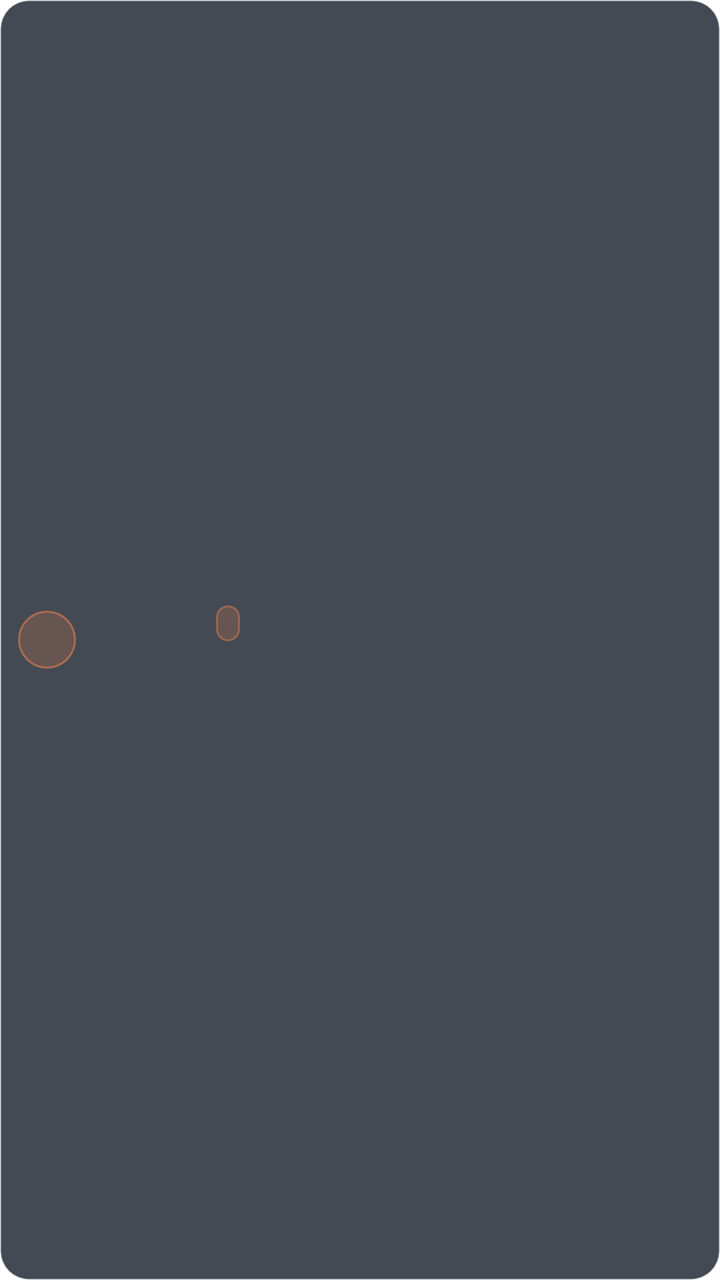
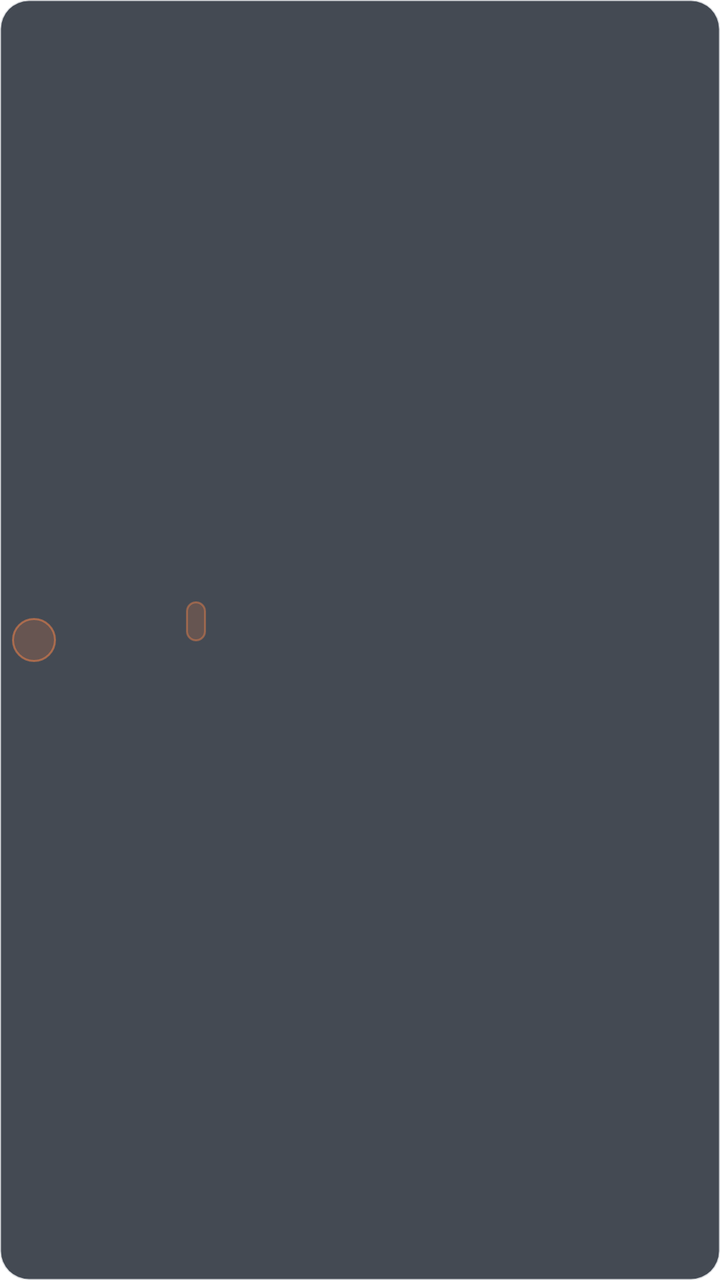

The first picture is an Android layout as it rendered before a commit; the second is the same layout after the commit. The layout source and the unified diff follow.
<!-- AndroidManifest.xml: application theme Theme.maple_guild_tracker -->
<!-- res/layout/widget_favorite_ranking_row.xml -->
<?xml version="1.0" encoding="utf-8"?>
<LinearLayout xmlns:android="http://schemas.android.com/apk/res/android"
    android:id="@+id/favorite_row"
    android:layout_width="match_parent"
    android:layout_height="64dp"
    android:background="@drawable/maple_widget_row_background"
    android:gravity="center_vertical"
    android:orientation="horizontal"
    android:paddingLeft="9dp"
    android:paddingTop="5dp"
    android:paddingRight="10dp"
    android:paddingBottom="5dp">
    <TextView android:id="@+id/favorite_rank" style="@style/MapleWidgetRankNumber" />
    <ImageView android:id="@+id/favorite_avatar" style="@style/MapleWidgetAvatar" />
    <LinearLayout android:layout_width="0dp" android:layout_height="wrap_content" android:layout_marginStart="7dp" android:layout_weight="1" android:orientation="vertical">
        <LinearLayout android:layout_width="match_parent" android:layout_height="wrap_content" android:gravity="center_vertical" android:orientation="horizontal">
            <TextView android:id="@+id/favorite_name" android:layout_width="wrap_content" android:layout_height="wrap_content" android:ellipsize="end" android:maxLines="1" android:textColor="#F4F6F9" android:textSize="13sp" android:textStyle="bold" />
            <TextView android:id="@+id/favorite_primary" android:layout_width="wrap_content" android:layout_height="18dp" android:layout_marginStart="6dp" android:background="@drawable/maple_widget_label_background" android:gravity="center" android:paddingLeft="6dp" android:paddingRight="6dp" android:textColor="#FFAA79" android:textSize="9sp" android:textStyle="bold" />
        </LinearLayout>
        <TextView android:id="@+id/favorite_detail" android:layout_width="match_parent" android:layout_height="wrap_content" android:layout_marginTop="2dp" android:ellipsize="end" android:maxLines="1" android:textColor="#8994A3" android:textSize="11sp" />
    </LinearLayout>
    <TextView android:id="@+id/favorite_gain" android:layout_width="wrap_content" android:layout_height="wrap_content" android:layout_marginStart="6dp" android:maxLines="1" android:textColor="#69D9B6" android:textSize="13sp" android:textStyle="bold" />
</LinearLayout>
<!-- resources referenced by this layout -->
<resources>
  <!-- drawable maple_widget_label_background (drawable) -->
  <?xml version="1.0" encoding="utf-8"?>
  <shape xmlns:android="http://schemas.android.com/apk/res/android" android:shape="rectangle">
      <solid android:color="#2EFF874A" />
      <stroke android:width="1dp" android:color="#66FF874A" />
      <corners android:radius="10dp" />
  </shape>
  <!-- drawable maple_widget_row_background (drawable) -->
  <?xml version="1.0" encoding="utf-8"?>
  <shape xmlns:android="http://schemas.android.com/apk/res/android" android:shape="rectangle">
      <solid android:color="#D9242B35" />
      <stroke android:width="1dp" android:color="#303E4957" />
      <corners android:radius="14dp" />
  </shape>
  <style name="MapleWidgetAvatar">
          <item name="android:layout_width">52dp</item>
          <item name="android:layout_height">52dp</item>
          <item name="android:layout_marginStart">5dp</item>
          <item name="android:adjustViewBounds">true</item>
          <item name="android:scaleType">fitCenter</item>
      </style>
  <style name="MapleWidgetRankNumber">
          <item name="android:layout_width">29dp</item>
          <item name="android:layout_height">29dp</item>
          <item name="android:background">@drawable/maple_widget_rank_background</item>
          <item name="android:gravity">center</item>
          <item name="android:textColor">#FFAA79</item>
          <item name="android:textSize">11sp</item>
          <item name="android:textStyle">bold</item>
      </style>
  <style name="Theme.maple_guild_tracker" parent="Theme.MaterialComponents.DayNight.NoActionBar">
          
      </style>
  <!-- drawable maple_widget_rank_background (drawable) -->
  <?xml version="1.0" encoding="utf-8"?>
  <shape xmlns:android="http://schemas.android.com/apk/res/android" android:shape="oval">
      <solid android:color="#30FF874A" />
      <stroke android:width="1dp" android:color="#80FF874A" />
  </shape>
</resources>

<!-- the commit's change to res/layout/widget_favorite_ranking_row.xml (unified diff, before → after) -->
@@ -6,18 +6,18 @@
     android:background="@drawable/maple_widget_row_background"
     android:gravity="center_vertical"
     android:orientation="horizontal"
-    android:paddingLeft="9dp"
+    android:paddingLeft="6dp"
     android:paddingTop="5dp"
     android:paddingRight="10dp"
     android:paddingBottom="5dp">
     <TextView android:id="@+id/favorite_rank" style="@style/MapleWidgetRankNumber" />
     <ImageView android:id="@+id/favorite_avatar" style="@style/MapleWidgetAvatar" />
-    <LinearLayout android:layout_width="0dp" android:layout_height="wrap_content" android:layout_marginStart="7dp" android:layout_weight="1" android:orientation="vertical">
+    <LinearLayout android:layout_width="0dp" android:layout_height="wrap_content" android:layout_marginStart="5dp" android:layout_weight="1" android:orientation="vertical">
         <LinearLayout android:layout_width="match_parent" android:layout_height="wrap_content" android:gravity="center_vertical" android:orientation="horizontal">
             <TextView android:id="@+id/favorite_name" android:layout_width="wrap_content" android:layout_height="wrap_content" android:ellipsize="end" android:maxLines="1" android:textColor="#F4F6F9" android:textSize="13sp" android:textStyle="bold" />
-            <TextView android:id="@+id/favorite_primary" android:layout_width="wrap_content" android:layout_height="18dp" android:layout_marginStart="6dp" android:background="@drawable/maple_widget_label_background" android:gravity="center" android:paddingLeft="6dp" android:paddingRight="6dp" android:textColor="#FFAA79" android:textSize="9sp" android:textStyle="bold" />
+            <TextView android:id="@+id/favorite_primary" android:layout_width="wrap_content" android:layout_height="20dp" android:layout_marginStart="5dp" android:background="@drawable/maple_widget_label_background" android:gravity="center" android:paddingLeft="5dp" android:paddingRight="5dp" android:textColor="#FFAA79" android:textSize="12sp" android:textStyle="bold" />
         </LinearLayout>
-        <TextView android:id="@+id/favorite_detail" android:layout_width="match_parent" android:layout_height="wrap_content" android:layout_marginTop="2dp" android:ellipsize="end" android:maxLines="1" android:textColor="#8994A3" android:textSize="11sp" />
+        <TextView android:id="@+id/favorite_detail" android:layout_width="match_parent" android:layout_height="wrap_content" android:layout_marginTop="2dp" android:ellipsize="end" android:maxLines="1" android:textColor="#8994A3" android:textSize="12sp" />
     </LinearLayout>
     <TextView android:id="@+id/favorite_gain" android:layout_width="wrap_content" android:layout_height="wrap_content" android:layout_marginStart="6dp" android:maxLines="1" android:textColor="#69D9B6" android:textSize="13sp" android:textStyle="bold" />
 </LinearLayout>
<!-- resource entries referenced after the edit -->
@@ -17,17 +17,17 @@
   <style name="MapleWidgetAvatar">
           <item name="android:layout_width">52dp</item>
           <item name="android:layout_height">52dp</item>
-          <item name="android:layout_marginStart">5dp</item>
+          <item name="android:layout_marginStart">3dp</item>
           <item name="android:adjustViewBounds">true</item>
           <item name="android:scaleType">fitCenter</item>
       </style>
   <style name="MapleWidgetRankNumber">
-          <item name="android:layout_width">29dp</item>
-          <item name="android:layout_height">29dp</item>
+          <item name="android:layout_width">22dp</item>
+          <item name="android:layout_height">22dp</item>
           <item name="android:background">@drawable/maple_widget_rank_background</item>
           <item name="android:gravity">center</item>
           <item name="android:textColor">#FFAA79</item>
-          <item name="android:textSize">11sp</item>
+          <item name="android:textSize">12sp</item>
           <item name="android:textStyle">bold</item>
       </style>
   <style name="Theme.maple_guild_tracker" parent="Theme.MaterialComponents.DayNight.NoActionBar">
